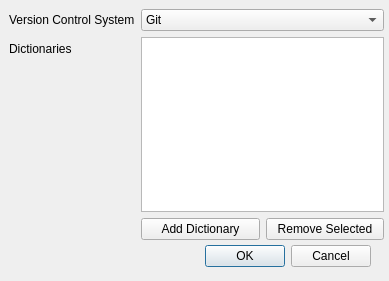
This is plover_vcs/ui/vcs_settings.ui in levimdmiller/plover-vcs-plugin as Qt 5 draws it before an edit. The edited form follows.
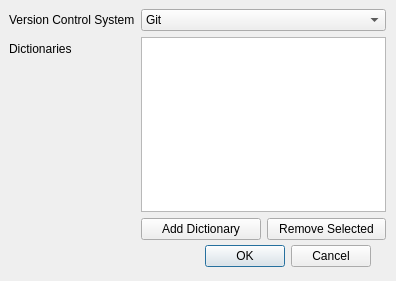
This is the edited form.

Commit message: Add controls for dictionary list

The edit to the form file:
```diff
--- a/plover_vcs/ui/vcs_settings.ui
+++ b/plover_vcs/ui/vcs_settings.ui
@@ -6,12 +6,15 @@
    <rect>
     <x>0</x>
     <y>0</y>
-    <width>389</width>
+    <width>396</width>
     <height>281</height>
    </rect>
   </property>
   <property name="windowTitle">
-   <string>Dialog</string>
+   <string>VCS Settings</string>
+  </property>
+  <property name="sizeGripEnabled">
+   <bool>false</bool>
   </property>
   <widget class="QDialogButtonBox" name="buttonBox">
    <property name="geometry">
@@ -34,7 +37,7 @@
     <rect>
      <x>9</x>
      <y>9</y>
-     <width>375</width>
+     <width>377</width>
      <height>231</height>
     </rect>
    </property>
@@ -55,17 +58,21 @@
       </item>
      </widget>
     </item>
-    <item row="1" column="0">
+    <item row="2" column="0">
      <widget class="QLabel" name="dictionariesLabel">
       <property name="text">
        <string>Dictionaries</string>
       </property>
      </widget>
     </item>
-    <item row="1" column="1">
+    <item row="2" column="1">
      <layout class="QVBoxLayout" name="dictionaryListLayout">
       <item>
-       <widget class="QListView" name="dictionariesListView"/>
+       <widget class="QListWidget" name="dictionariesListWidget">
+        <property name="selectionMode">
+         <enum>QAbstractItemView::ExtendedSelection</enum>
+        </property>
+       </widget>
       </item>
       <item>
        <layout class="QHBoxLayout" name="dictionaryListControlsLayout">
```
The commit also changes 2 other files.
